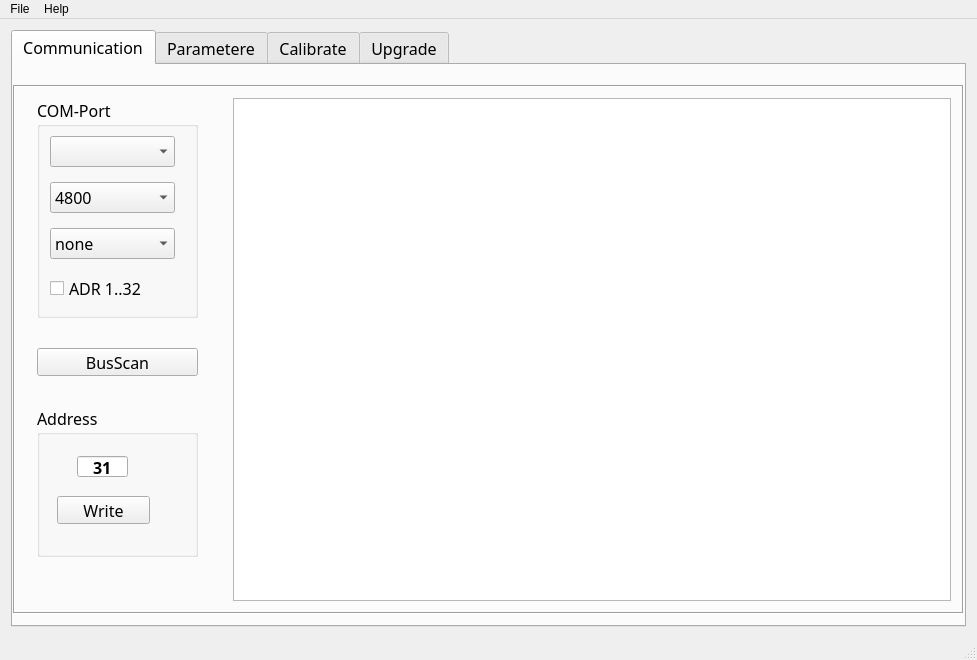
The window that mainwindow.ui (byteman/WFace) describes before a commit, drawn with Qt 5.
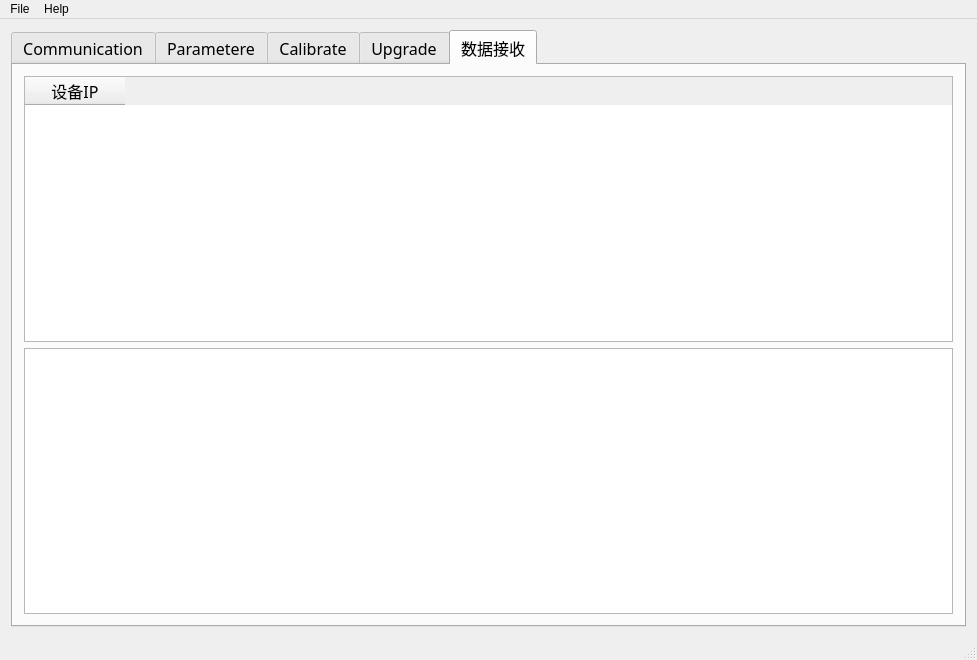
The same window after the commit.

Commit message: 添加网络接收

Patch:
```diff
--- a/mainwindow.ui
+++ b/mainwindow.ui
@@ -44,7 +44,7 @@
        <string notr="true"/>
       </property>
       <property name="currentIndex">
-       <number>0</number>
+       <number>4</number>
       </property>
       <widget class="QWidget" name="tab">
        <attribute name="title">
@@ -876,6 +876,25 @@
         </property>
        </widget>
       </widget>
+      <widget class="QWidget" name="tab_2">
+       <attribute name="title">
+        <string>数据接收</string>
+       </attribute>
+       <layout class="QVBoxLayout" name="verticalLayout_3">
+        <item>
+         <widget class="QTableWidget" name="tableWidget">
+          <column>
+           <property name="text">
+            <string>设备IP</string>
+           </property>
+          </column>
+         </widget>
+        </item>
+        <item>
+         <widget class="QTextEdit" name="txtLog"/>
+        </item>
+       </layout>
+      </widget>
      </widget>
     </item>
    </layout>
```
The commit also changes 3 other files.
